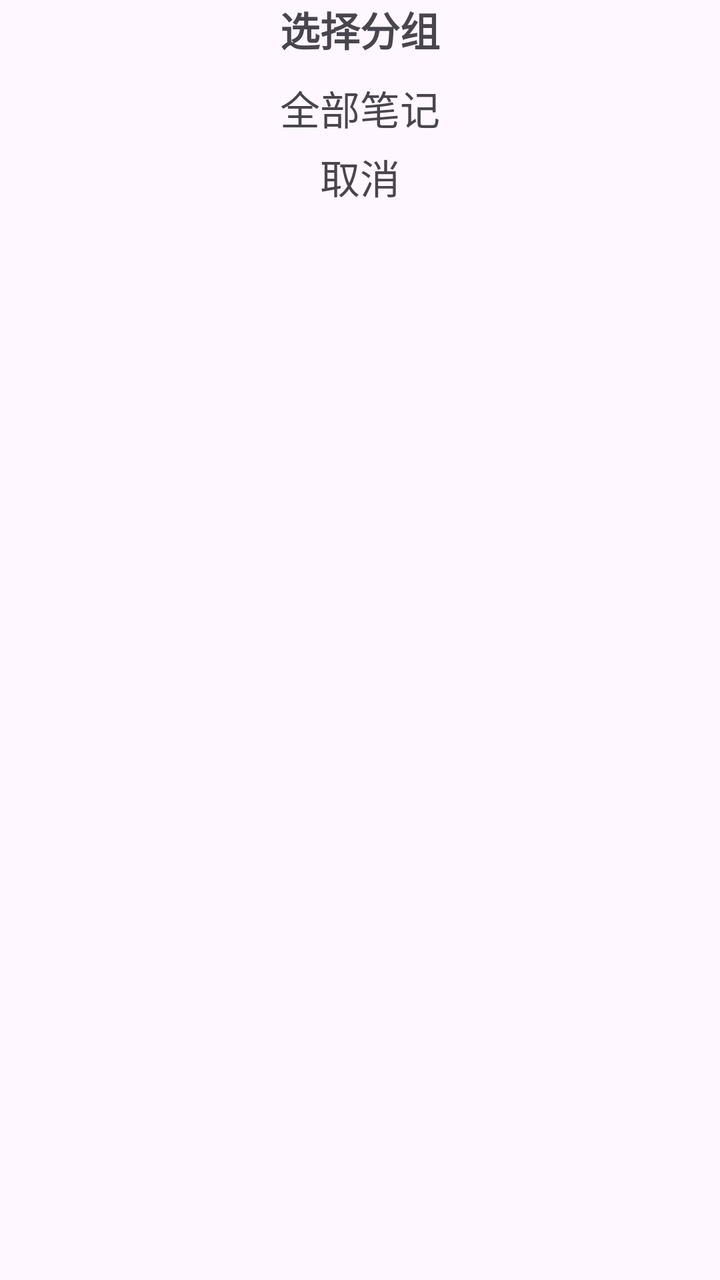
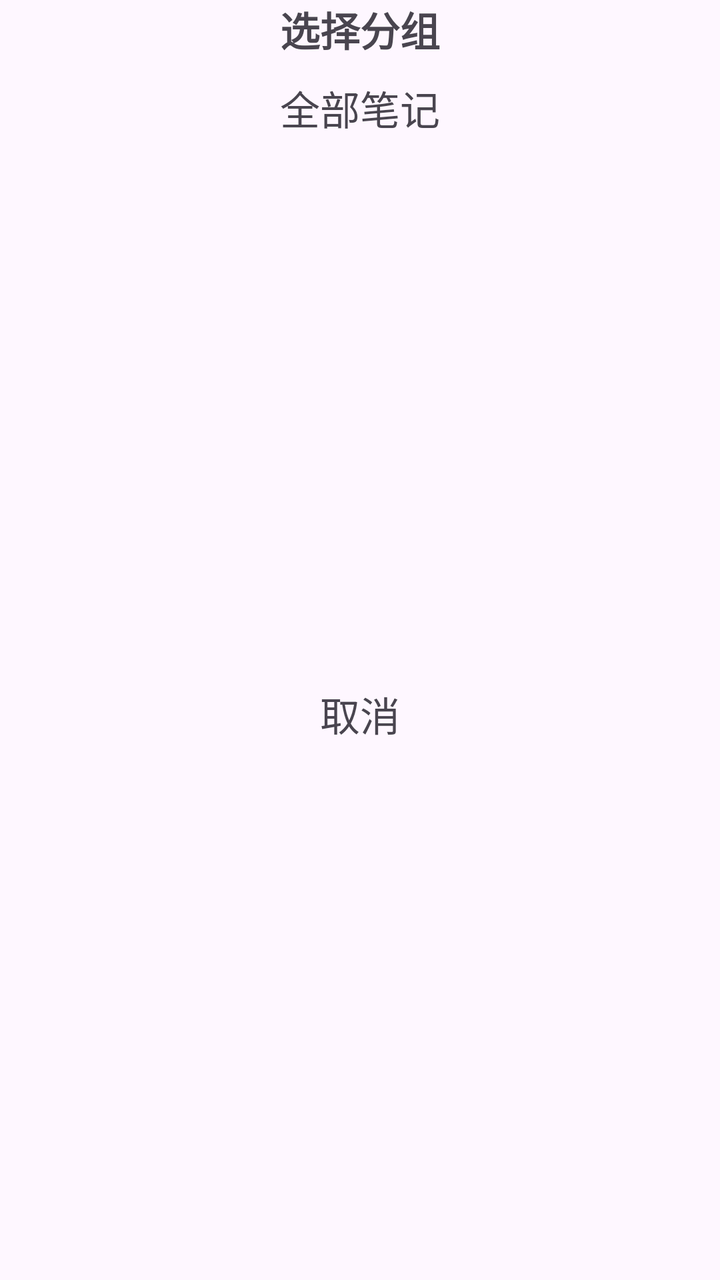

Before-and-after screenshots of an Android layout around one commit, followed by the original layout XML and the change that was made.
<!-- AndroidManifest.xml: application theme Theme.ExamProject -->
<!-- res/layout/bottom_dialog_group.xml -->
<?xml version="1.0" encoding="utf-8"?>
<androidx.constraintlayout.widget.ConstraintLayout xmlns:android="http://schemas.android.com/apk/res/android"
    android:layout_width="match_parent"
    android:layout_height="wrap_content"
    xmlns:app="http://schemas.android.com/apk/res-auto">

    <TextView
        android:id="@+id/bottom_dialog_group_title"
        android:layout_width="match_parent"
        android:layout_height="wrap_content"
        app:layout_constraintTop_toTopOf="parent"
        android:text="@string/choose_group"
        android:gravity="center"
        android:textStyle="bold"
        android:textSize="20sp"/>

    <androidx.recyclerview.widget.RecyclerView
        android:id="@+id/bottom_dialog_group_rv"
        android:layout_marginTop="5dp"
        app:layout_constraintTop_toBottomOf="@id/bottom_dialog_group_title"
        android:layout_width="match_parent"
        android:layout_height="wrap_content"
        android:minHeight="0dp"/>

    <TextView
        android:id="@+id/bottom_dialog_group_all_notes"
        android:layout_width="match_parent"
        android:layout_height="wrap_content"
        android:layout_marginTop="5dp"
        app:layout_constraintTop_toBottomOf="@id/bottom_dialog_group_rv"
        android:text="@string/all_notes"
        android:gravity="center"
        android:textSize="20sp"/>

    <TextView
        android:id="@+id/bottom_dialog_group_cancel"
        android:layout_width="match_parent"
        android:layout_height="wrap_content"
        android:textSize="20sp"
        android:text="@string/cancel"
        android:layout_marginTop="5dp"
        app:layout_constraintTop_toBottomOf="@id/bottom_dialog_group_all_notes"
        android:gravity="center"/>

</androidx.constraintlayout.widget.ConstraintLayout>
<!-- resources referenced by this layout -->
<resources>
  <string name="all_notes">全部笔记</string>
  <string name="cancel">取消</string>
  <string name="choose_group">选择分组</string>
  <style name="Theme.ExamProject" parent="Base.Theme.ExamProject" />
  <style name="Base.Theme.ExamProject" parent="Theme.Material3.DayNight.NoActionBar">
          
          
      </style>
</resources>

<!-- the commit's change to res/layout/bottom_dialog_group.xml (unified diff, before → after) -->
@@ -1,7 +1,7 @@
 <?xml version="1.0" encoding="utf-8"?>
 <androidx.constraintlayout.widget.ConstraintLayout xmlns:android="http://schemas.android.com/apk/res/android"
     android:layout_width="match_parent"
-    android:layout_height="wrap_content"
+    android:layout_height="150dp"
     xmlns:app="http://schemas.android.com/apk/res-auto">
 
     <TextView
@@ -35,11 +35,12 @@
     <TextView
         android:id="@+id/bottom_dialog_group_cancel"
         android:layout_width="match_parent"
-        android:layout_height="wrap_content"
+        android:layout_height="40dp"
+        android:layout_marginTop="5dp"
+        android:gravity="center"
+        android:text="@string/cancel"
         android:textSize="20sp"
-        android:text="@string/cancel"
-        android:layout_marginTop="5dp"
-        app:layout_constraintTop_toBottomOf="@id/bottom_dialog_group_all_notes"
-        android:gravity="center"/>
+        app:layout_constraintBottom_toBottomOf="parent"
+        app:layout_constraintTop_toBottomOf="@id/bottom_dialog_group_all_notes" />
 
 </androidx.constraintlayout.widget.ConstraintLayout>
